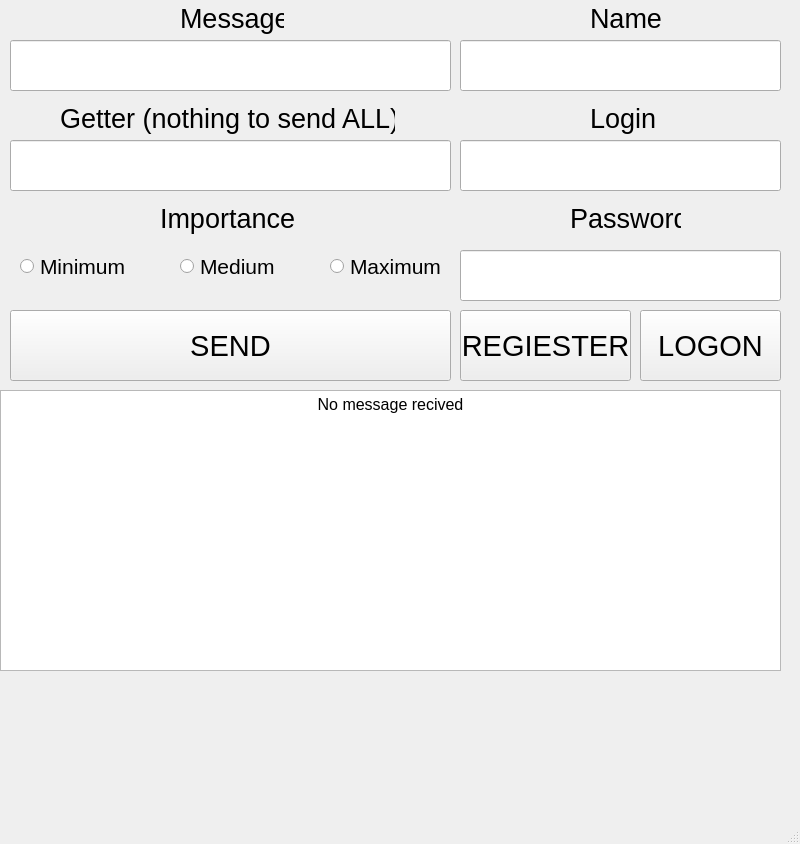
The window that ClientPart/mainwindow.ui (romaprime135/MasterProject) describes before a commit, drawn with Qt 5.
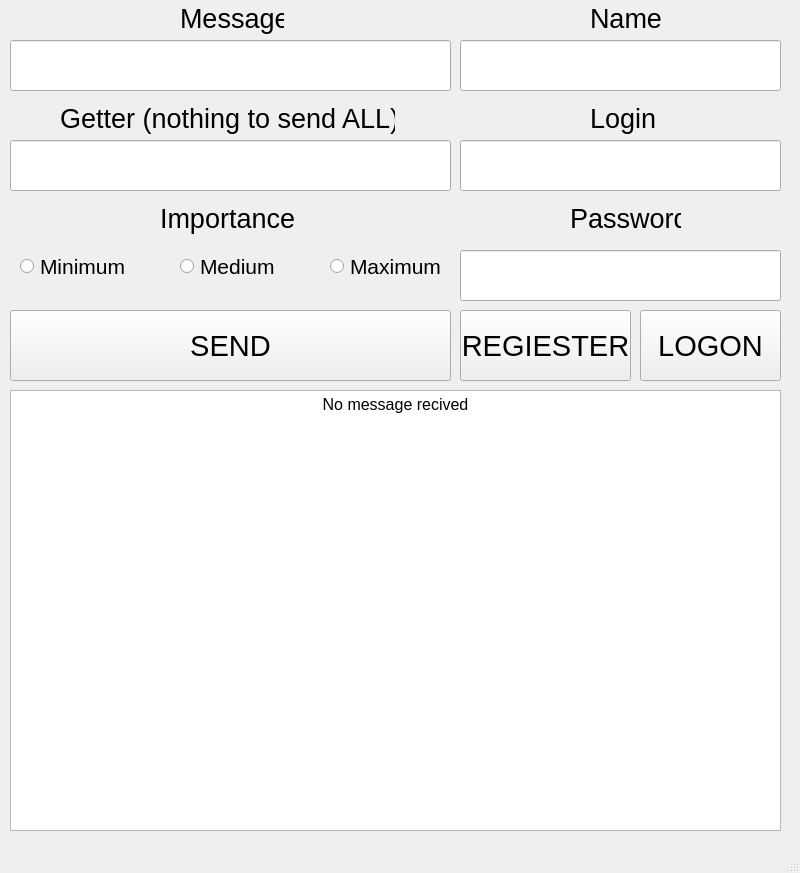
The same window after the commit.

Patch:
```diff
--- a/ClientPart/mainwindow.ui
+++ b/ClientPart/mainwindow.ui
@@ -7,7 +7,7 @@
     <x>0</x>
     <y>0</y>
     <width>800</width>
-    <height>844</height>
+    <height>873</height>
    </rect>
   </property>
   <property name="windowTitle">
@@ -17,10 +17,10 @@
    <widget class="QTextBrowser" name="MessageHistory">
     <property name="geometry">
      <rect>
-      <x>0</x>
+      <x>10</x>
       <y>390</y>
-      <width>781</width>
-      <height>281</height>
+      <width>771</width>
+      <height>441</height>
      </rect>
     </property>
     <property name="html">
```
Left out of the diff: 2 changed lines with no effect on the pictures.
